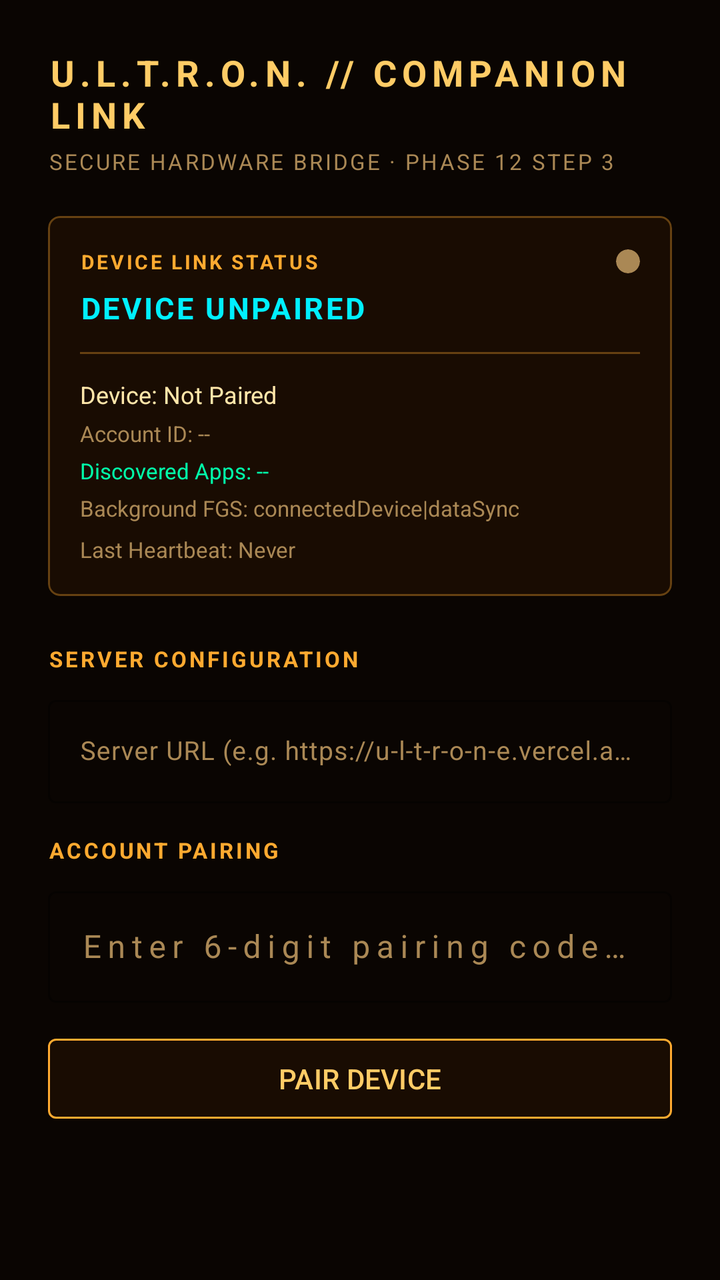
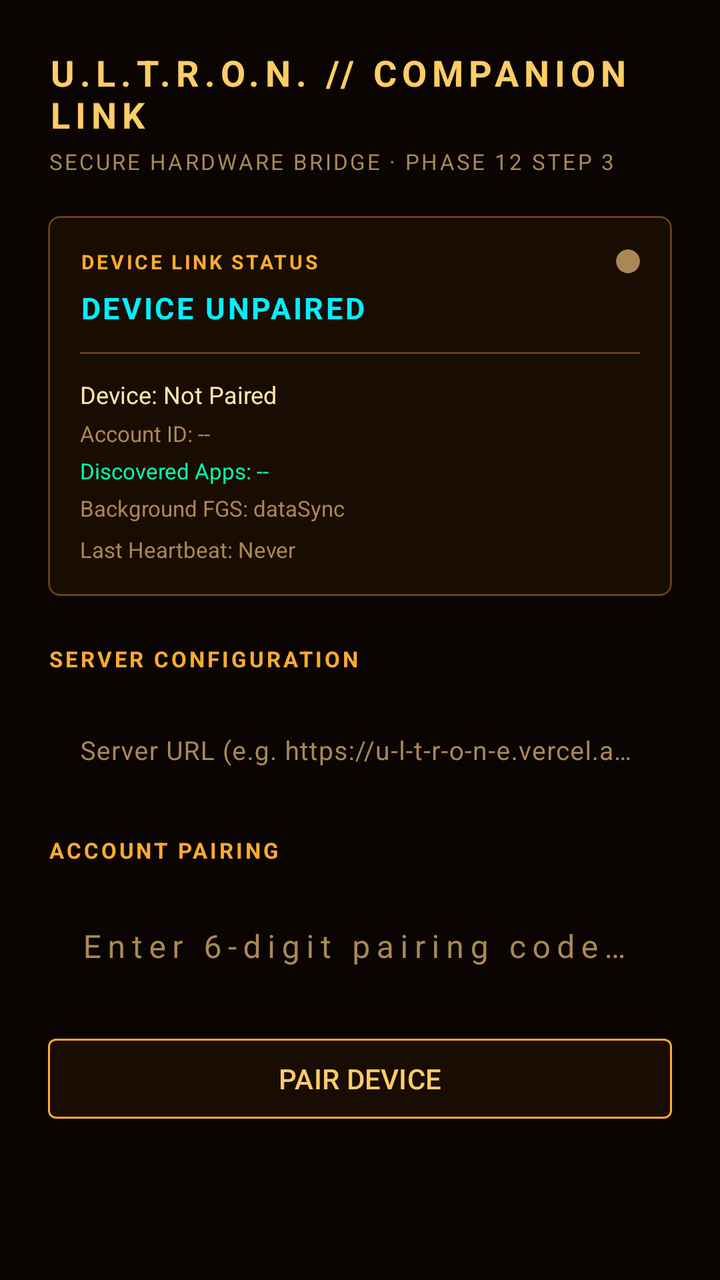

Two renders of the same Android screen: before a commit and after it. Below are the layout's source before the change and the commit's diff.
<!-- AndroidManifest.xml: application theme Theme.UltronCompanion -->
<!-- res/layout/activity_main.xml -->
<?xml version="1.0" encoding="utf-8"?>
<ScrollView xmlns:android="http://schemas.android.com/apk/res/android"
    xmlns:app="http://schemas.android.com/apk/res-auto"
    android:layout_width="match_parent"
    android:layout_height="match_parent"
    android:background="@color/ultron_bg"
    android:fillViewport="true">

    <LinearLayout
        android:layout_width="match_parent"
        android:layout_height="wrap_content"
        android:orientation="vertical"
        android:padding="24dp">

        
        <TextView
            android:id="@+id/tvHeaderTitle"
            android:layout_width="wrap_content"
            android:layout_height="wrap_content"
            android:text="@string/title_ultron_companion"
            android:textColor="@color/ultron_amber_light"
            android:textSize="18sp"
            android:textStyle="bold"
            android:letterSpacing="0.15" />

        <TextView
            android:layout_width="wrap_content"
            android:layout_height="wrap_content"
            android:layout_marginTop="4dp"
            android:text="SECURE HARDWARE BRIDGE · PHASE 12 STEP 3"
            android:textColor="@color/ultron_subtext"
            android:textSize="11sp"
            android:letterSpacing="0.1" />

        
        <com.google.android.material.card.MaterialCardView
            android:layout_width="match_parent"
            android:layout_height="wrap_content"
            android:layout_marginTop="20dp"
            app:cardBackgroundColor="@color/ultron_card"
            app:cardCornerRadius="6dp"
            app:strokeColor="@color/ultron_border"
            app:strokeWidth="1dp">

            <LinearLayout
                android:layout_width="match_parent"
                android:layout_height="wrap_content"
                android:orientation="vertical"
                android:padding="16dp">

                <LinearLayout
                    android:layout_width="match_parent"
                    android:layout_height="wrap_content"
                    android:orientation="horizontal"
                    android:gravity="center_vertical">

                    <TextView
                        android:layout_width="0dp"
                        android:layout_height="wrap_content"
                        android:layout_weight="1"
                        android:text="DEVICE LINK STATUS"
                        android:textColor="@color/ultron_amber"
                        android:textSize="10sp"
                        android:textStyle="bold"
                        android:letterSpacing="0.12" />

                    
                    <com.google.android.material.card.MaterialCardView
                        android:id="@+id/viewStatusDot"
                        android:layout_width="12dp"
                        android:layout_height="12dp"
                        app:cardCornerRadius="6dp"
                        app:cardBackgroundColor="@color/ultron_subtext"
                        app:cardElevation="0dp"
                        app:strokeWidth="0dp" />
                </LinearLayout>

                <TextView
                    android:id="@+id/tvConnectionStatus"
                    android:layout_width="wrap_content"
                    android:layout_height="wrap_content"
                    android:layout_marginTop="6dp"
                    android:text="@string/status_unpaired"
                    android:textColor="@color/ultron_cyan"
                    android:textSize="15sp"
                    android:textStyle="bold"
                    android:letterSpacing="0.08" />

                <View
                    android:layout_width="match_parent"
                    android:layout_height="1dp"
                    android:layout_marginVertical="12dp"
                    android:background="@color/ultron_border" />

                
                <TextView
                    android:id="@+id/tvDeviceInfo"
                    android:layout_width="wrap_content"
                    android:layout_height="wrap_content"
                    android:text="Device: Not Paired"
                    android:textColor="@color/ultron_text"
                    android:textSize="12sp" />

                <TextView
                    android:id="@+id/tvAccountId"
                    android:layout_width="wrap_content"
                    android:layout_height="wrap_content"
                    android:layout_marginTop="4dp"
                    android:text="Account ID: --"
                    android:textColor="@color/ultron_subtext"
                    android:textSize="11sp" />

                
                <TextView
                    android:id="@+id/tvDiscoveredApps"
                    android:layout_width="wrap_content"
                    android:layout_height="wrap_content"
                    android:layout_marginTop="4dp"
                    android:text="Discovered Apps: --"
                    android:textColor="@color/ultron_green"
                    android:textSize="11sp" />

                
                <TextView
                    android:id="@+id/tvServiceStatus"
                    android:layout_width="wrap_content"
                    android:layout_height="wrap_content"
                    android:layout_marginTop="4dp"
                    android:text="Background FGS: connectedDevice|dataSync"
                    android:textColor="@color/ultron_subtext"
                    android:textSize="11sp" />

                <TextView
                    android:id="@+id/tvHeartbeatInfo"
                    android:layout_width="wrap_content"
                    android:layout_height="wrap_content"
                    android:layout_marginTop="6dp"
                    android:text="Last Heartbeat: Never"
                    android:textColor="@color/ultron_subtext"
                    android:textSize="11sp" />

                
                <com.google.android.material.button.MaterialButton
                    android:id="@+id/btnSyncApps"
                    android:layout_width="match_parent"
                    android:layout_height="36dp"
                    android:layout_marginTop="12dp"
                    android:backgroundTint="@color/ultron_card"
                    android:text="↻ SYNC INSTALLED APPS"
                    android:textColor="@color/ultron_cyan"
                    android:textSize="11sp"
                    android:letterSpacing="0.08"
                    android:visibility="gone"
                    app:strokeColor="@color/ultron_cyan"
                    app:strokeWidth="1dp"
                    app:cornerRadius="4dp" />

            </LinearLayout>
        </com.google.android.material.card.MaterialCardView>

        
        <TextView
            android:layout_width="wrap_content"
            android:layout_height="wrap_content"
            android:layout_marginTop="24dp"
            android:text="SERVER CONFIGURATION"
            android:textColor="@color/ultron_amber"
            android:textSize="11sp"
            android:textStyle="bold"
            android:letterSpacing="0.12" />

        <com.google.android.material.textfield.TextInputLayout
            android:layout_width="match_parent"
            android:layout_height="wrap_content"
            android:layout_marginTop="8dp"
            app:boxStrokeColor="@color/ultron_amber"
            app:hintTextColor="@color/ultron_amber"
            android:textColorHint="@color/ultron_subtext">

            <com.google.android.material.textfield.TextInputEditText
                android:id="@+id/etServerUrl"
                android:layout_width="match_parent"
                android:layout_height="wrap_content"
                android:hint="@string/hint_server_url"
                android:inputType="textUri"
                android:textColor="@color/ultron_text"
                android:textSize="13sp" />
        </com.google.android.material.textfield.TextInputLayout>

        
        <LinearLayout
            android:id="@+id/layoutPairingForm"
            android:layout_width="match_parent"
            android:layout_height="wrap_content"
            android:layout_marginTop="16dp"
            android:orientation="vertical">

            <TextView
                android:layout_width="wrap_content"
                android:layout_height="wrap_content"
                android:text="ACCOUNT PAIRING"
                android:textColor="@color/ultron_amber"
                android:textSize="11sp"
                android:textStyle="bold"
                android:letterSpacing="0.12" />

            <com.google.android.material.textfield.TextInputLayout
                android:layout_width="match_parent"
                android:layout_height="wrap_content"
                android:layout_marginTop="8dp"
                app:boxStrokeColor="@color/ultron_cyan"
                app:hintTextColor="@color/ultron_cyan"
                android:textColorHint="@color/ultron_subtext">

                <com.google.android.material.textfield.TextInputEditText
                    android:id="@+id/etPairingCode"
                    android:layout_width="match_parent"
                    android:layout_height="wrap_content"
                    android:hint="@string/hint_pairing_code"
                    android:inputType="textCapCharacters"
                    android:textColor="@color/ultron_cyan"
                    android:textSize="16sp"
                    android:letterSpacing="0.2" />
            </com.google.android.material.textfield.TextInputLayout>

            <com.google.android.material.button.MaterialButton
                android:id="@+id/btnPair"
                android:layout_width="match_parent"
                android:layout_height="48dp"
                android:layout_marginTop="14dp"
                android:backgroundTint="@color/ultron_card"
                android:text="@string/btn_pair"
                android:textColor="@color/ultron_amber_light"
                app:strokeColor="@color/ultron_amber"
                app:strokeWidth="1dp"
                app:cornerRadius="4dp" />
        </LinearLayout>

        
        <LinearLayout
            android:id="@+id/layoutPairedActions"
            android:layout_width="match_parent"
            android:layout_height="wrap_content"
            android:layout_marginTop="20dp"
            android:orientation="vertical"
            android:visibility="gone">

            <com.google.android.material.button.MaterialButton
                android:id="@+id/btnUnpair"
                android:layout_width="match_parent"
                android:layout_height="48dp"
                android:backgroundTint="@color/ultron_card"
                android:text="@string/btn_unpair"
                android:textColor="@color/ultron_red"
                app:strokeColor="@color/ultron_red"
                app:strokeWidth="1dp"
                app:cornerRadius="4dp" />
        </LinearLayout>

        
        <TextView
            android:id="@+id/tvStatusMessage"
            android:layout_width="match_parent"
            android:layout_height="wrap_content"
            android:layout_marginTop="16dp"
            android:gravity="center"
            android:textColor="@color/ultron_amber"
            android:textSize="12sp"
            android:visibility="gone" />

    </LinearLayout>
</ScrollView>
<!-- resources referenced by this layout -->
<resources>
  <color name="ultron_amber">#FFAA30</color>
  <color name="ultron_amber_light">#FFCC66</color>
  <color name="ultron_bg">#0A0502</color>
  <color name="ultron_border">#55FFAA30</color>
  <color name="ultron_card">#190C02</color>
  <color name="ultron_cyan">#00F0FF</color>
  <color name="ultron_green">#00FFAA</color>
  <color name="ultron_red">#FF5533</color>
  <color name="ultron_subtext">#AA8855</color>
  <color name="ultron_text">#FFE6AA</color>
  <string name="btn_pair">PAIR DEVICE</string>
  <string name="btn_unpair">DISCONNECT / UNPAIR</string>
  <string name="hint_pairing_code">Enter 6-digit pairing code (e.g. 7AF49C)</string>
  <string name="hint_server_url">Server URL (e.g. https://u-l-t-r-o-n-e.vercel.app)</string>
  <string name="status_unpaired">DEVICE UNPAIRED</string>
  <string name="title_ultron_companion">U.L.T.R.O.N. // COMPANION LINK</string>
  <style name="Theme.UltronCompanion" parent="Theme.Material3.Dark.NoActionBar">
          <item name="android:statusBarColor">@color/ultron_bg</item>
          <item name="android:navigationBarColor">@color/ultron_bg</item>
          <item name="android:windowBackground">@color/ultron_bg</item>
          <item name="colorPrimary">@color/ultron_amber</item>
          <item name="colorSecondary">@color/ultron_cyan</item>
      </style>
</resources>

<!-- the commit's change to res/layout/activity_main.xml (unified diff, before → after) -->
@@ -126,7 +126,7 @@
                     android:layout_width="wrap_content"
                     android:layout_height="wrap_content"
                     android:layout_marginTop="4dp"
-                    android:text="Background FGS: connectedDevice|dataSync"
+                    android:text="Background FGS: dataSync"
                     android:textColor="@color/ultron_subtext"
                     android:textSize="11sp" />
 
